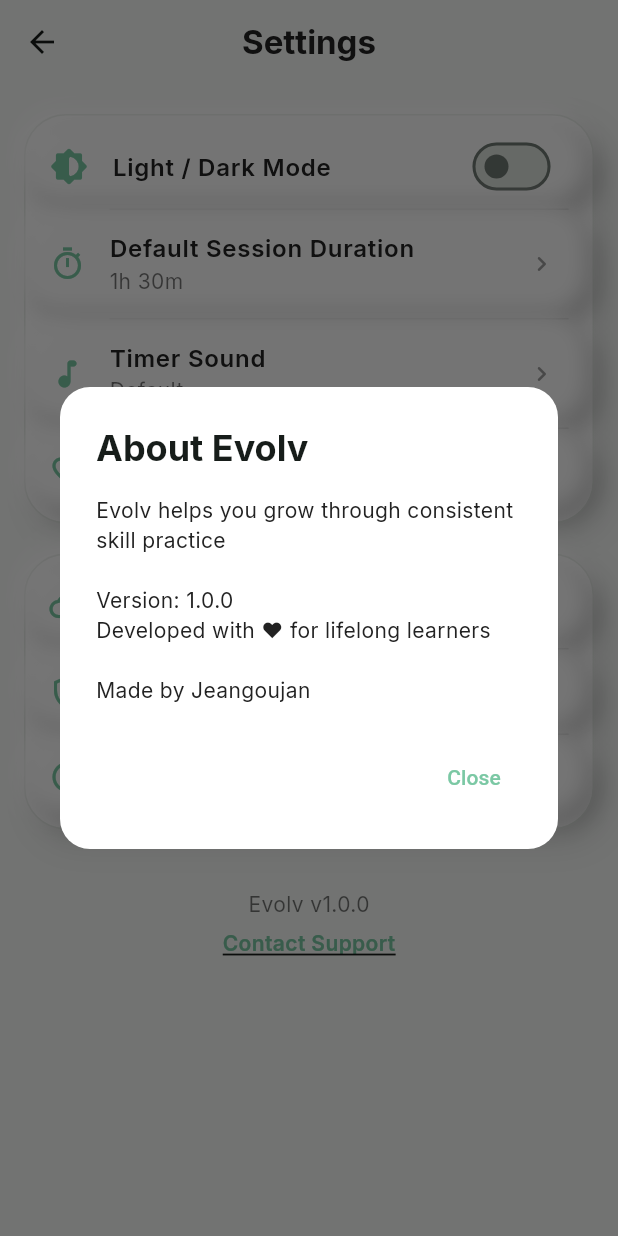
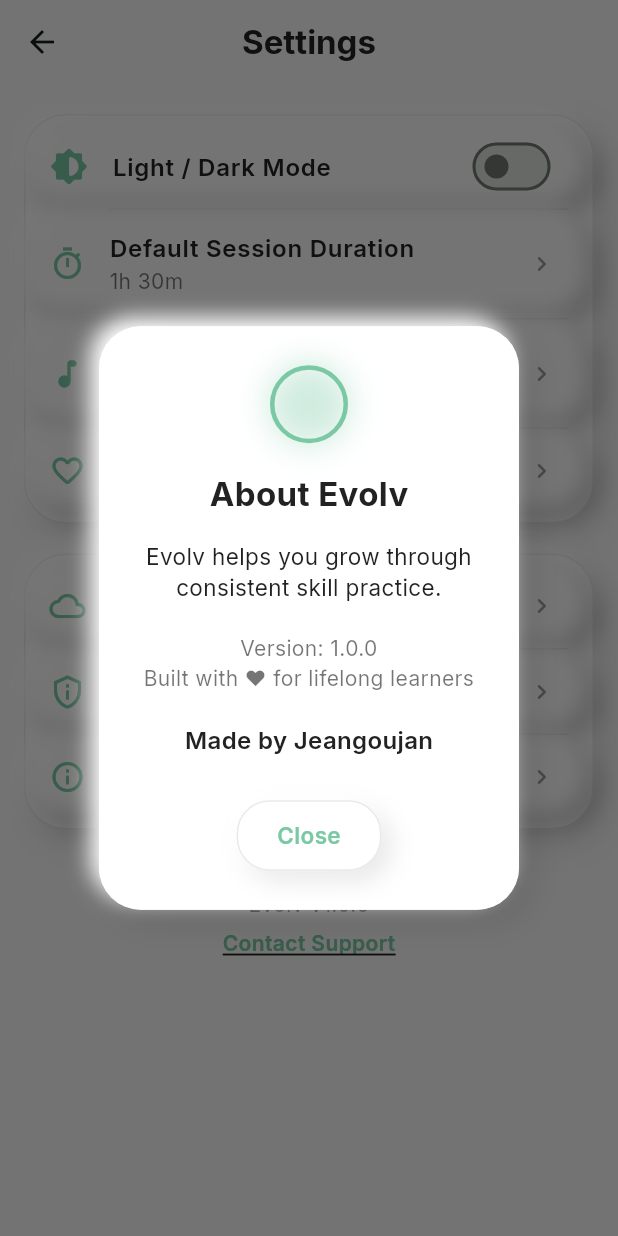
Before and after one commit to jeangoujan/evolv, a Flutter app: the SettingsScreen screen opened directly, after a tap on "About", on a phone screen of 412 x 824 dp. Run offline on Flutter 3.47's test engine with Material 3 defaults, Android fonts, the phone set to English and light mode, and no system bars; our stand-ins replace audioplayers, file_picker, flutter_local_notifications, hive, hive_flutter, share_plus and 1 more; accounts and stored records are empty.

Commit message:
start optimization

```diff
--- a/lib/data/hive_boxes.dart
+++ b/lib/data/hive_boxes.dart
@@ -1,3 +1,4 @@
+// data/hive_boxes.dart
 import 'package:hive_flutter/hive_flutter.dart';
 import 'models/skill.dart';
 import 'models/session.dart';
@@ -8,7 +9,7 @@ class HiveBoxes {
   static const timer = 'timer_state'; // для восстановления таймера
 
   static Future<void> init() async {
-    await Hive.initFlutter();
+    // ❌ Больше НЕ вызываем Hive.initFlutter() здесь
 
     // регистрируем адаптеры (делать один раз, до открытия боксов)
     if (!Hive.isAdapterRegistered(0)) Hive.registerAdapter(SkillAdapter());
--- a/lib/main.dart
+++ b/lib/main.dart
@@ -1,22 +1,29 @@
+// lib/main.dart
 import 'package:flutter/material.dart';
 import 'package:provider/provider.dart';
 import 'package:hive_flutter/hive_flutter.dart';
+
 import 'theme/app_theme.dart';
 import 'theme/theme_provider.dart';
-import 'screens/home_screen.dart';
+import 'screens/splash_screen.dart';
 import 'data/hive_boxes.dart';
-import 'screens/splash_screen.dart';
 
 void main() async {
   WidgetsFlutterBinding.ensureInitialized();
+
+  // 1) Инициализируем Hive
   await Hive.initFlutter();
 
+  // 2) Открываем все боксы
   await HiveBoxes.init();
 
-  // ✅ Оборачиваем приложение в ChangeNotifierProvider
+  // 3) Создаём themeProvider (он внутри читает Hive 'settings')
+  final themeProvider = ThemeProvider();
+
+  // 4) Стартуем приложение
   runApp(
-    ChangeNotifierProvider(
-      create: (_) => ThemeProvider(),
+    ChangeNotifierProvider<ThemeProvider>.value(
+      value: themeProvider,
       child: const EvolvApp(),
     ),
   );
@@ -27,7 +34,6 @@ class EvolvApp extends StatelessWidget {
 
   @override
   Widget build(BuildContext context) {
-    // ✅ Теперь Provider доступен
     final themeProvider = Provider.of<ThemeProvider>(context);
 
     return MaterialApp(
@@ -35,7 +41,7 @@ class EvolvApp extends StatelessWidget {
       debugShowCheckedModeBanner: false,
       theme: evolvLightTheme(),
       darkTheme: evolvDarkTheme(),
-      themeMode: themeProvider.themeMode, // ← всё работает
+      themeMode: themeProvider.themeMode,
       home: const SplashScreen(),
     );
   }
@@ -75,16 +81,12 @@ class EvolvHome extends StatelessWidget {
 }
 
 
-Future<void> clearHiveDebug() async {
-  // Если боксы были открыты — чистим
-  if (Hive.isBoxOpen('skills')) await Hive.box('skills').clear();
-  if (Hive.isBoxOpen('sessions')) await Hive.box('sessions').clear();
-  if (Hive.isBoxOpen('activeTimer')) await Hive.box('activeTimer').clear();
+// Future<void> clearHiveDebug() async {
+//   if (Hive.isBoxOpen('skills')) await Hive.box('skills').clear();
+//   if (Hive.isBoxOpen('sessions')) await Hive.box('sessions').clear();
+//   if (Hive.isBoxOpen('activeTimer')) await Hive.box('activeTimer').clear();
 
-  // Полностью удаляем с диска
-  await Hive.deleteBoxFromDisk('skills');
-  await Hive.deleteBoxFromDisk('sessions');
-  await Hive.deleteBoxFromDisk('activeTimer');
-
-  print('🔥 Hive completely wiped (debug)');
-}
+//   await Hive.deleteBoxFromDisk('skills');
+//   await Hive.deleteBoxFromDisk('sessions');
+//   await Hive.deleteBoxFromDisk('activeTimer');
+// }
--- a/lib/screens/settings_screen.dart
+++ b/lib/screens/settings_screen.dart
@@ -277,29 +277,176 @@ class _SettingsScreenState extends State<SettingsScreen> {
   }
 
   void _showAboutDialog(BuildContext context) {
+  final theme = Theme.of(context);
+  final isDark = theme.brightness == Brightness.dark;
+
   showDialog(
     context: context,
-      builder: (_) => AlertDialog(
-        shape: RoundedRectangleBorder(borderRadius: BorderRadius.circular(20)),
-        backgroundColor: Theme.of(context).brightness == Brightness.dark
-            ? const Color(0xFF1C201C)
-            : Colors.white,
-        title: const Text(
-          'About Evolv',
-          style: TextStyle(fontFamily: 'Inter', fontWeight: FontWeight.w700),
+    barrierDismissible: true,
+    builder: (_) {
+      return Dialog(
+        insetPadding: const EdgeInsets.symmetric(horizontal: 30, vertical: 40),
+        backgroundColor: isDark ? const Color(0xFF1C201C) : Colors.white,
+        shape: RoundedRectangleBorder(borderRadius: BorderRadius.circular(28)),
+        elevation: 0,
+        child: Container(
+          padding: const EdgeInsets.symmetric(horizontal: 22, vertical: 26),
+          decoration: BoxDecoration(
+            borderRadius: BorderRadius.circular(28),
+            color: isDark ? const Color(0xFF181C18) : Colors.white,
+            boxShadow: isDark
+                ? [
+                    BoxShadow(
+                      color: Colors.black.withOpacity(0.55),
+                      offset: const Offset(8, 8),
+                      blurRadius: 18,
                     ),
-        content: const Text(
-          'Evolv helps you grow through consistent skill practice\n\n'
-          'Version: 1.0.0\nDeveloped with ❤️ for lifelong learners\n\nMade by Jeangoujan',
-          style: TextStyle(fontFamily: 'Inter'),
+                    BoxShadow(
+                      color: Colors.white.withOpacity(0.07),
+                      offset: const Offset(-6, -6),
+                      blurRadius: 14,
                     ),
-        actions: [
-          TextButton(
-            onPressed: () => Navigator.pop(context),
-            child: const Text('Close'),
+                  ]
+                : [
+                    BoxShadow(
+                      color: Colors.black.withOpacity(0.10),
+                      offset: const Offset(8, 8),
+                      blurRadius: 18,
+                    ),
+                    const BoxShadow(
+                      color: Colors.white,
+                      offset: Offset(-6, -6),
+                      blurRadius: 12,
                     ),
                   ],
           ),
+          child: Column(
+            mainAxisSize: MainAxisSize.min,
+            children: [
+              // small Evolv icon
+              Container(
+                width: 52,
+                height: 52,
+                decoration: BoxDecoration(
+                  shape: BoxShape.circle,
+                  border: Border.all(color: mintPrimary, width: 3),
+                  boxShadow: [
+                    BoxShadow(
+                      color: mintPrimary.withOpacity(0.35),
+                      blurRadius: 18,
+                      spreadRadius: 2,
+                    ),
+                  ],
+                ),
+              ),
+              const SizedBox(height: 18),
+
+              Text(
+                "About Evolv",
+                style: TextStyle(
+                  fontFamily: 'Inter',
+                  fontWeight: FontWeight.w700,
+                  fontSize: 22,
+                  color: isDark ? textLight : textDark,
+                ),
+              ),
+
+              const SizedBox(height: 16),
+
+              Text(
+                "Evolv helps you grow through\nconsistent skill practice.",
+                textAlign: TextAlign.center,
+                style: TextStyle(
+                  fontFamily: 'Inter',
+                  height: 1.4,
+                  fontSize: 15,
+                  color: isDark ? Colors.white70 : Colors.black87,
+                ),
+              ),
+
+              const SizedBox(height: 20),
+
+              Text(
+                "Version: 1.0.0\nBuilt with ❤️ for lifelong learners",
+                textAlign: TextAlign.center,
+                style: TextStyle(
+                  fontFamily: 'Inter',
+                  height: 1.4,
+                  fontSize: 14,
+                  color: isDark ? Colors.white60 : Colors.black54,
+                ),
+              ),
+
+              const SizedBox(height: 20),
+
+              Text(
+                "Made by Jeangoujan",
+                style: TextStyle(
+                  fontFamily: 'Inter',
+                  fontSize: 16,
+                  fontWeight: FontWeight.w600,
+                  color: isDark ? textLight : textDark,
+                ),
+              ),
+
+              const SizedBox(height: 28),
+
+              // neumorphic close button
+              GestureDetector(
+                onTap: () => Navigator.pop(context),
+                child: AnimatedContainer(
+                  duration: const Duration(milliseconds: 130),
+                  padding: const EdgeInsets.symmetric(
+                      horizontal: 26, vertical: 12),
+                  decoration: BoxDecoration(
+                    borderRadius: BorderRadius.circular(22),
+                    color: isDark ? const Color(0xFF1D211D) : Colors.white,
+                    border: Border.all(
+                      color:
+                          isDark ? const Color(0xFF232823) : const Color(0xFFE7ECE7),
+                    ),
+                    boxShadow: isDark
+                        ? [
+                            BoxShadow(
+                              color: Colors.black.withOpacity(0.55),
+                              offset: const Offset(6, 6),
+                              blurRadius: 14,
+                            ),
+                            BoxShadow(
+                              color: Colors.white.withOpacity(0.07),
+                              offset: const Offset(-6, -6),
+                              blurRadius: 12,
+                            ),
+                          ]
+                        : [
+                            BoxShadow(
+                              color: Colors.black.withOpacity(0.10),
+                              offset: const Offset(6, 6),
+                              blurRadius: 14,
+                            ),
+                            const BoxShadow(
+                              color: Colors.white,
+                              offset: Offset(-6, -6),
+                              blurRadius: 12,
+                            ),
+                          ],
+                  ),
+                  child: Text(
+                    "Close",
+                    style: TextStyle(
+                      color: mintPrimary,
+                      fontFamily: 'Inter',
+                      fontWeight: FontWeight.w600,
+                      fontSize: 15,
+                    ),
+                  ),
+                ),
+              ),
+            ],
+          ),
+        ),
+      );
+    },
   );
 }
 }
--- a/lib/screens/splash_screen.dart
+++ b/lib/screens/splash_screen.dart
@@ -1,7 +1,7 @@
+// lib/screens/splash_screen.dart
 import 'dart:async';
 import 'package:flutter/material.dart';
 import 'home_screen.dart';
-import '../theme/app_theme.dart';
 
 class SplashScreen extends StatefulWidget {
   const SplashScreen({super.key});
@@ -19,18 +19,21 @@ class _SplashScreenState extends State<SplashScreen>
   void initState() {
     super.initState();
 
-    // Анимация плавного появления
     _controller = AnimationController(
       vsync: this,
-      duration: const Duration(milliseconds: 1500),
+      duration: const Duration(milliseconds: 1200),
     );
+    _fadeAnim = CurvedAnimation(parent: _controller, curve: Curves.easeInOut);
 
-    _fadeAnim = CurvedAnimation(parent: _controller, curve: Curves.easeInOut);
     _controller.forward();
+    _goNext();
+  }
 
-    // Через 2.5 секунды — переход на HomeScreen
-    Timer(const Duration(milliseconds: 2500), () {
-      if (mounted) {
+  Future<void> _goNext() async {
+    // просто гарантируем, что сплэш покажется хотя бы ~1.2 сек
+    await Future.delayed(const Duration(milliseconds: 1200));
+    if (!mounted) return;
+
     Navigator.of(context).pushReplacement(
       PageRouteBuilder(
         transitionDuration: const Duration(milliseconds: 600),
@@ -41,8 +44,6 @@ class _SplashScreenState extends State<SplashScreen>
         ),
       ),
     );
-      }
-    });
   }
 
   @override
@@ -57,9 +58,8 @@ class _SplashScreenState extends State<SplashScreen>
     final isDark = theme.brightness == Brightness.dark;
 
     return Scaffold(
-      backgroundColor: isDark
-          ? const Color(0xFF0E0E0E)
-          : const Color(0xFFF7F8F7), // цвета в стиле Evolv
+      backgroundColor:
+          isDark ? const Color(0xFF0E0E0E) : const Color(0xFFF7F8F7),
       body: FadeTransition(
         opacity: _fadeAnim,
         child: Center(
--- a/lib/screens/timer_sound_settings_screen.dart
+++ b/lib/screens/timer_sound_settings_screen.dart
@@ -3,7 +3,7 @@ import 'package:flutter/material.dart';
 import 'package:hive_flutter/hive_flutter.dart';
 import 'package:file_picker/file_picker.dart';
 import 'package:audioplayers/audioplayers.dart';
-
+import 'package:path_provider/path_provider.dart';
 import '../theme/app_theme.dart';
 
 class TimerSoundSettingsScreen extends StatefulWidget {
@@ -41,22 +41,20 @@ class _TimerSoundSettingsScreenState extends State<TimerSoundSettingsScreen> {
 
   if (result == null || result.files.single.path == null) return;
 
-    final path = result.files.single.path!;
-    final file = File(path);
+  final tmpPath = result.files.single.path!;
+  final fileName = result.files.single.name;
 
-    // Проверим длительность
+  // Проверяем длительность из tmp
   final tempPlayer = AudioPlayer();
-    await tempPlayer.setSource(DeviceFileSource(path));
+  await tempPlayer.setSource(DeviceFileSource(tmpPath));
   final duration = await tempPlayer.getDuration();
 
   if (duration == null || duration.inSeconds > 10) {
     ScaffoldMessenger.of(context).showSnackBar(
       SnackBar(
-          content: const Text(
-            'Sound must be 10 seconds or shorter.',
+        content: const Text('Sound must be 10 seconds or shorter.',
             textAlign: TextAlign.center,
-            style: TextStyle(fontFamily: 'Inter'),
-          ),
+            style: TextStyle(fontFamily: 'Inter')),
         backgroundColor: Colors.redAccent,
         behavior: SnackBarBehavior.floating,
         margin: const EdgeInsets.symmetric(horizontal: 50, vertical: 40),
@@ -66,18 +64,31 @@ class _TimerSoundSettingsScreenState extends State<TimerSoundSettingsScreen> {
     return;
   }
 
+  // → Копируем файл в Documents
+  final dir = await getApplicationDocumentsDirectory();
+  final newPath = '${dir.path}/$fileName';
+
+  await File(tmpPath).copy(newPath);
+
+  // → Сохраняем безопасный путь
   final box = await Hive.openBox('settings');
-    await box.put('customTimerSoundPath', path);
-    await box.put('customTimerSoundName', result.files.single.name);
+  await box.put('customTimerSoundPath', newPath);
+  await box.put('customTimerSoundName', fileName);
 
   setState(() {
-      _filePath = path;
-      _fileName = result.files.single.name;
+    _filePath = newPath;
+    _fileName = fileName;
   });
 }
 
 Future<void> _playSound() async {
   if (_filePath == null) return;
+
+  final file = File(_filePath!);
+  if (!file.existsSync()) {
+    print("Sound file missing!");
+    return;
+  }
 
   await _player.stop();
   await _player.play(DeviceFileSource(_filePath!));
```
Also changed, not shown: 6 other files. Lines whose indentation alone changed are shown as unchanged.
